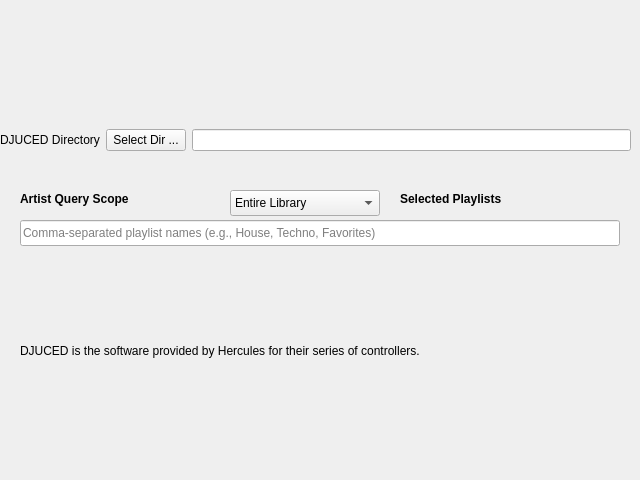
Qt form nowplaying/resources/ui/inputs_djuced.ui (whatsnowplaying/whats-now-playing) before a commit.
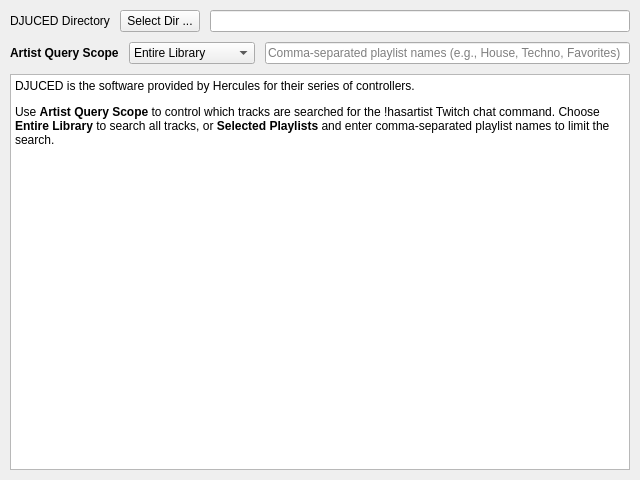
The same form after that commit.

What changed in the file:
```diff
--- a/nowplaying/resources/ui/inputs_djuced.ui
+++ b/nowplaying/resources/ui/inputs_djuced.ui
@@ -13,16 +13,15 @@
   <property name="windowTitle">
    <string>DJUCED</string>
   </property>
-  <widget class="QWidget" name="horizontalLayoutWidget">
-   <property name="geometry">
-    <rect>
-     <x>0</x>
-     <y>100</y>
-     <width>631</width>
-     <height>80</height>
-    </rect>
+  <layout class="QVBoxLayout" name="main_layout">
+   <property name="margin">
+    <number>10</number>
    </property>
-   <layout class="QHBoxLayout" name="horizontalLayout">
+   <property name="spacing">
+    <number>10</number>
+   </property>
+   <item>
+    <layout class="QHBoxLayout" name="dir_layout">
     <item>
      <widget class="QLabel" name="dir_label">
       <property name="text">
@@ -41,16 +40,11 @@
      <widget class="QLineEdit" name="dir_lineedit"/>
     </item>
    </layout>
-  </widget>
+   </item>
+   <item>
+    <layout class="QHBoxLayout" name="artist_query_layout">
+     <item>
   <widget class="QLabel" name="artist_query_label">
-   <property name="geometry">
-    <rect>
-     <x>20</x>
-     <y>190</y>
-     <width>200</width>
-     <height>18</height>
-    </rect>
-   </property>
    <property name="font">
     <font>
      <bold>true</bold>
@@ -60,15 +54,9 @@
     <string>Artist Query Scope</string>
    </property>
   </widget>
+     </item>
+     <item>
   <widget class="QComboBox" name="djuced_artist_scope_combo">
-   <property name="geometry">
-    <rect>
-     <x>230</x>
-     <y>190</y>
-     <width>150</width>
-     <height>26</height>
-    </rect>
-   </property>
    <item>
     <property name="text">
      <string>Entire Library</string>
@@ -80,53 +68,36 @@
     </property>
    </item>
   </widget>
-  <widget class="QLabel" name="playlists_label">
-   <property name="geometry">
-    <rect>
-     <x>400</x>
-     <y>190</y>
-     <width>200</width>
-     <height>18</height>
-    </rect>
-   </property>
-   <property name="font">
-    <font>
-     <bold>true</bold>
-    </font>
-   </property>
-   <property name="text">
-    <string>Selected Playlists</string>
-   </property>
-  </widget>
+     </item>
+     <item>
   <widget class="QLineEdit" name="djuced_playlists_lineedit">
-   <property name="geometry">
-    <rect>
-     <x>20</x>
-     <y>220</y>
-     <width>600</width>
-     <height>26</height>
-    </rect>
-   </property>
    <property name="placeholderText">
     <string>Comma-separated playlist names (e.g., House, Techno, Favorites)</string>
    </property>
   </widget>
-  <widget class="QLabel" name="help_label">
-   <property name="geometry">
-    <rect>
-     <x>20</x>
-     <y>260</y>
-     <width>601</width>
-     <height>181</height>
-    </rect>
-   </property>
-   <property name="text">
-    <string>DJUCED is the software provided by Hercules for their series of controllers.</string>
-   </property>
-   <property name="wordWrap">
-    <bool>true</bool>
-   </property>
-  </widget>
+     </item>
+    </layout>
+   </item>
+   <item>
+    <widget class="QTextBrowser" name="help_label">
+     <property name="sizePolicy">
+      <sizepolicy hsizetype="Expanding" vsizetype="Expanding">
+       <horstretch>0</horstretch>
+       <verstretch>1</verstretch>
+      </sizepolicy>
+     </property>
+     <property name="html">
+      <string>&lt;!DOCTYPE HTML PUBLIC &quot;-//W3C//DTD HTML 4.0//EN&quot; &quot;http://www.w3.org/TR/REC-html40/strict.dtd&quot;&gt;
+&lt;html&gt;&lt;head&gt;&lt;meta name=&quot;qrichtext&quot; content=&quot;1&quot; /&gt;&lt;style type=&quot;text/css&quot;&gt;
+p, li { white-space: pre-wrap; }
+&lt;/style&gt;&lt;/head&gt;&lt;body&gt;
+&lt;p&gt;DJUCED is the software provided by Hercules for their series of controllers.&lt;/p&gt;
+&lt;p&gt;Use &lt;span style=&quot;font-weight:600;&quot;&gt;Artist Query Scope&lt;/span&gt; to control which tracks are searched for the !hasartist Twitch chat command. Choose &lt;span style=&quot;font-weight:600;&quot;&gt;Entire Library&lt;/span&gt; to search all tracks, or &lt;span style=&quot;font-weight:600;&quot;&gt;Selected Playlists&lt;/span&gt; and enter comma-separated playlist names to limit the search.&lt;/p&gt;
+&lt;/body&gt;&lt;/html&gt;</string>
+     </property>
+    </widget>
+   </item>
+  </layout>
  </widget>
  <resources/>
  <connections/>
```
Lines whose indentation alone changed are shown as unchanged.
